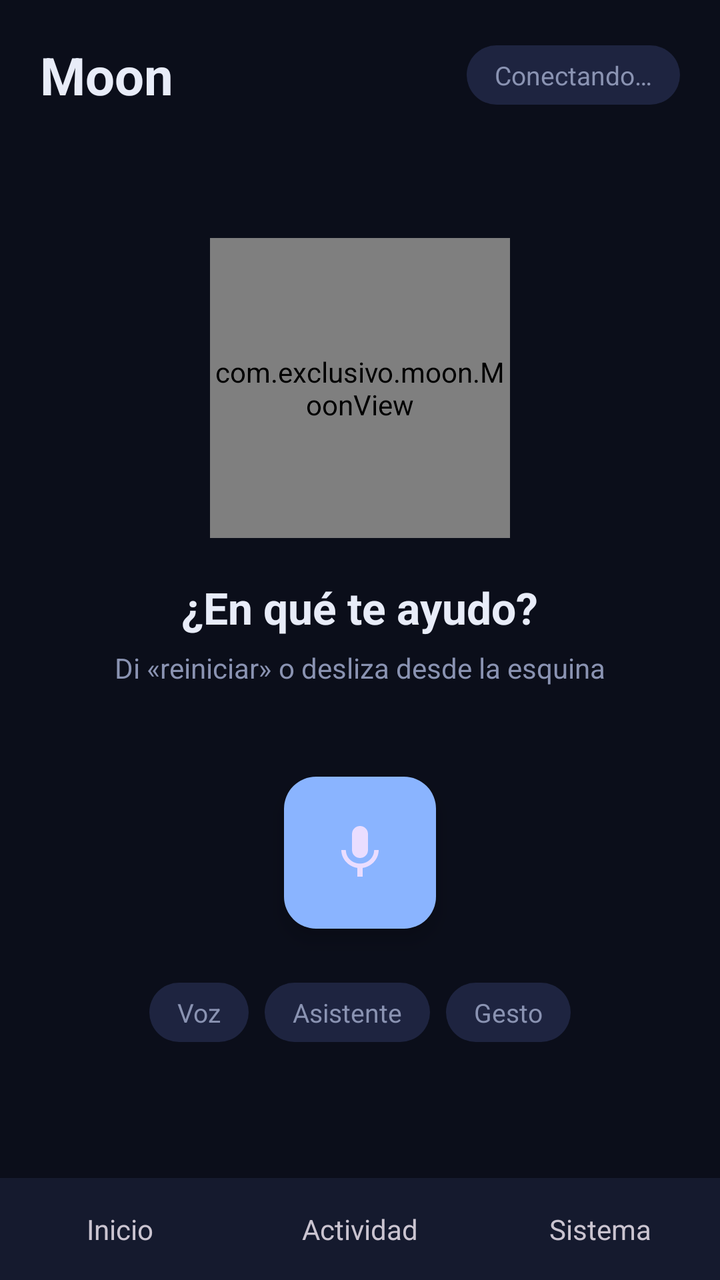
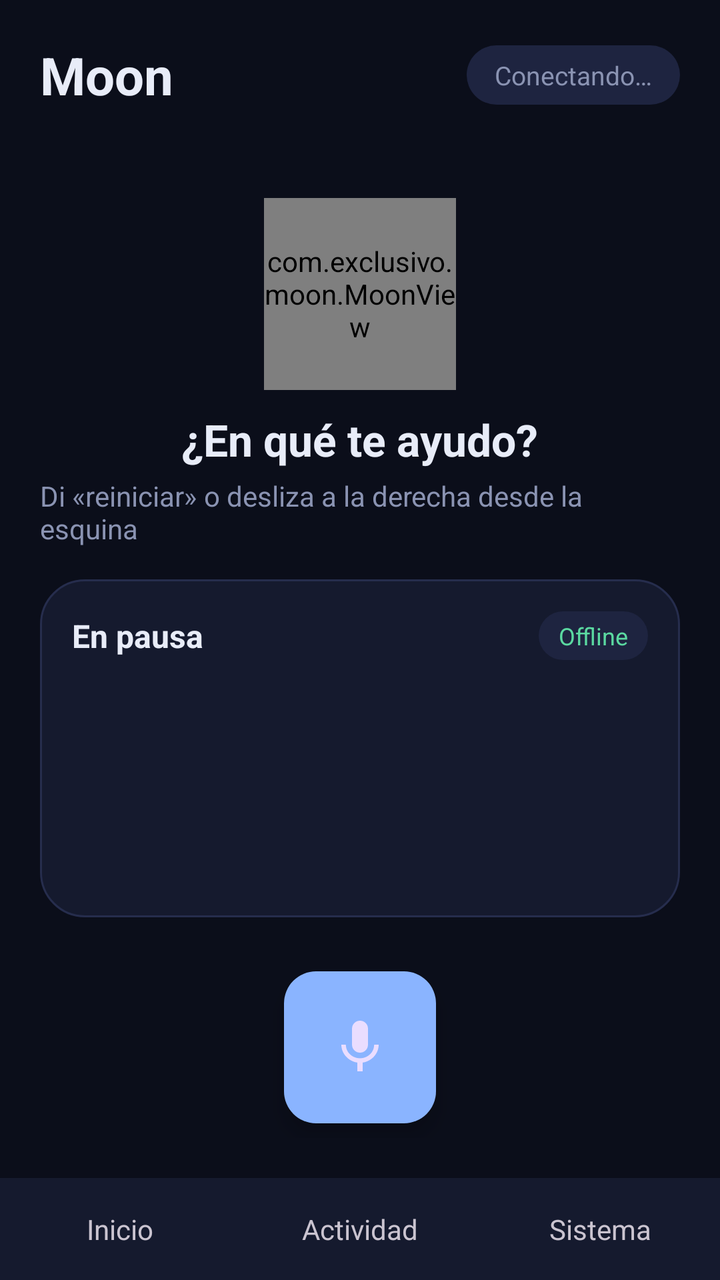

Two renders of the same Android screen: before a commit and after it. Below are the layout's source before the change and the commit's diff.
<!-- AndroidManifest.xml: application theme Theme.Moon -->
<!-- res/layout/activity_main.xml -->
<?xml version="1.0" encoding="utf-8"?>
<LinearLayout xmlns:android="http://schemas.android.com/apk/res/android"
    xmlns:app="http://schemas.android.com/apk/res-auto"
    android:layout_width="match_parent" android:layout_height="match_parent"
    android:background="@color/moon_bg" android:fitsSystemWindows="true" android:orientation="vertical">

    <LinearLayout android:layout_width="match_parent" android:layout_height="wrap_content" android:gravity="center_vertical" android:padding="20dp">
        <TextView android:layout_width="0dp" android:layout_height="wrap_content" android:layout_weight="1" android:text="Moon" android:textColor="@color/moon_text" android:textSize="26sp" android:textStyle="bold" />
        <TextView android:id="@+id/tvEstado" android:layout_width="wrap_content" android:layout_height="wrap_content" android:background="@drawable/chip_bg" android:paddingHorizontal="14dp" android:paddingVertical="6dp" android:text="Conectando…" android:textColor="@color/moon_muted" android:textSize="13sp" />
    </LinearLayout>

    <FrameLayout android:layout_width="match_parent" android:layout_height="0dp" android:layout_weight="1">
        <LinearLayout android:id="@+id/vInicio" android:layout_width="match_parent" android:layout_height="match_parent" android:gravity="center_horizontal" android:orientation="vertical" android:padding="20dp">
            <com.exclusivo.moon.MoonView android:layout_width="150dp" android:layout_height="150dp" android:layout_marginTop="24dp" />
            <TextView android:layout_width="wrap_content" android:layout_height="wrap_content" android:layout_marginTop="20dp" android:text="¿En qué te ayudo?" android:textColor="@color/moon_text" android:textSize="22sp" android:textStyle="bold" />
            <TextView android:layout_width="wrap_content" android:layout_height="wrap_content" android:layout_marginTop="6dp" android:text="Di «reiniciar» o desliza desde la esquina" android:textColor="@color/moon_muted" android:textSize="14sp" />
            <FrameLayout android:layout_width="match_parent" android:layout_height="130dp" android:layout_marginTop="18dp">
                <View android:id="@+id/pulso" android:layout_width="84dp" android:layout_height="84dp" android:layout_gravity="center" android:alpha="0" android:background="@drawable/pulse_bg" />
                <com.google.android.material.floatingactionbutton.FloatingActionButton android:id="@+id/fab" android:layout_width="wrap_content" android:layout_height="wrap_content" android:layout_gravity="center" android:src="@drawable/ic_mic" app:backgroundTint="@color/moon_accent" app:fabCustomSize="76dp" app:maxImageSize="32dp" />
            </FrameLayout>
            <LinearLayout android:layout_width="wrap_content" android:layout_height="wrap_content" android:orientation="horizontal">
                <TextView android:id="@+id/chipVoz" android:layout_width="wrap_content" android:layout_height="wrap_content" android:background="@drawable/chip_bg" android:paddingHorizontal="14dp" android:paddingVertical="6dp" android:text="Voz" android:textColor="@color/moon_muted" android:textSize="13sp" />
                <TextView android:id="@+id/chipAsis" android:layout_width="wrap_content" android:layout_height="wrap_content" android:layout_marginStart="8dp" android:background="@drawable/chip_bg" android:paddingHorizontal="14dp" android:paddingVertical="6dp" android:text="Asistente" android:textColor="@color/moon_muted" android:textSize="13sp" />
                <TextView android:id="@+id/chipGesto" android:layout_width="wrap_content" android:layout_height="wrap_content" android:layout_marginStart="8dp" android:background="@drawable/chip_bg" android:paddingHorizontal="14dp" android:paddingVertical="6dp" android:text="Gesto" android:textColor="@color/moon_muted" android:textSize="13sp" />
            </LinearLayout>
        </LinearLayout>

        <ScrollView android:layout_width="match_parent" android:layout_height="match_parent">
            <LinearLayout android:id="@+id/vActividad" android:layout_width="match_parent" android:layout_height="wrap_content" android:orientation="vertical" android:padding="20dp" android:visibility="gone">
                <TextView android:id="@+id/btnLimpiar" android:layout_width="wrap_content" android:layout_height="wrap_content" android:layout_gravity="end" android:padding="4dp" android:text="Limpiar" android:textColor="@color/moon_accent" android:textSize="13sp" />
                <LinearLayout android:id="@+id/contAct" android:layout_width="match_parent" android:layout_height="wrap_content" android:layout_marginTop="8dp" android:orientation="vertical" />
            </LinearLayout>
        </ScrollView>
        <ScrollView android:id="@+id/vSistema" android:layout_width="match_parent" android:layout_height="match_parent" android:visibility="gone">
            <LinearLayout android:id="@+id/contSis" android:layout_width="match_parent" android:layout_height="wrap_content" android:orientation="vertical" android:padding="20dp" />
        </ScrollView>
    </FrameLayout>

    <LinearLayout android:layout_width="match_parent" android:layout_height="wrap_content" android:background="@color/moon_card">
        <TextView android:id="@+id/tab0" android:layout_width="0dp" android:layout_height="wrap_content" android:layout_weight="1" android:gravity="center" android:paddingVertical="16dp" android:text="Inicio" android:textSize="14sp" />
        <TextView android:id="@+id/tab1" android:layout_width="0dp" android:layout_height="wrap_content" android:layout_weight="1" android:gravity="center" android:paddingVertical="16dp" android:text="Actividad" android:textSize="14sp" />
        <TextView android:id="@+id/tab2" android:layout_width="0dp" android:layout_height="wrap_content" android:layout_weight="1" android:gravity="center" android:paddingVertical="16dp" android:text="Sistema" android:textSize="14sp" />
    </LinearLayout>
</LinearLayout>
<!-- resources referenced by this layout -->
<resources>
  <color name="moon_accent">#8AB4FF</color>
  <color name="moon_bg">#0B0E1A</color>
  <color name="moon_card">#151A2E</color>
  <color name="moon_muted">#8A93B2</color>
  <color name="moon_text">#E8ECF8</color>
  <!-- drawable chip_bg (drawable) -->
  <?xml version="1.0" encoding="utf-8"?>
  <shape xmlns:android="http://schemas.android.com/apk/res/android" android:shape="rectangle">
      <solid android:color="@color/moon_chip" />
      <corners android:radius="20dp" />
  </shape>
  <!-- drawable ic_mic (drawable) -->
  <vector xmlns:android="http://schemas.android.com/apk/res/android"
      android:width="24dp" android:height="24dp" android:viewportWidth="24" android:viewportHeight="24">
      <path android:fillColor="#0B0E1A"
          android:pathData="M12,14c1.66,0 3,-1.34 3,-3V5c0,-1.66 -1.34,-3 -3,-3S9,3.34 9,5v6c0,1.66 1.34,3 3,3z M17.3,11c0,3 -2.54,5.1 -5.3,5.1S6.7,14 6.7,11H5c0,3.41 2.72,6.23 6,6.72V21h2v-3.28c3.28,-0.48 6,-3.3 6,-6.72h-1.7z" />
  </vector>
  <!-- drawable pulse_bg (drawable) -->
  <?xml version="1.0" encoding="utf-8"?>
  <shape xmlns:android="http://schemas.android.com/apk/res/android" android:shape="oval">
      <solid android:color="@color/moon_accent" />
  </shape>
  <style name="Theme.Moon" parent="Theme.Material3.Dark.NoActionBar">
          <item name="colorPrimary">@color/moon_accent</item>
          <item name="android:windowBackground">@color/moon_bg</item>
          <item name="android:statusBarColor">@color/moon_bg</item>
          <item name="android:navigationBarColor">@color/moon_bg</item>
      </style>
  <color name="moon_chip">#1E2440</color>
</resources>

<!-- the commit's change to res/layout/activity_main.xml (unified diff, before → after) -->
@@ -11,10 +11,18 @@
 
     <FrameLayout android:layout_width="match_parent" android:layout_height="0dp" android:layout_weight="1">
         <LinearLayout android:id="@+id/vInicio" android:layout_width="match_parent" android:layout_height="match_parent" android:gravity="center_horizontal" android:orientation="vertical" android:padding="20dp">
-            <com.exclusivo.moon.MoonView android:layout_width="150dp" android:layout_height="150dp" android:layout_marginTop="24dp" />
-            <TextView android:layout_width="wrap_content" android:layout_height="wrap_content" android:layout_marginTop="20dp" android:text="¿En qué te ayudo?" android:textColor="@color/moon_text" android:textSize="22sp" android:textStyle="bold" />
-            <TextView android:layout_width="wrap_content" android:layout_height="wrap_content" android:layout_marginTop="6dp" android:text="Di «reiniciar» o desliza desde la esquina" android:textColor="@color/moon_muted" android:textSize="14sp" />
-            <FrameLayout android:layout_width="match_parent" android:layout_height="130dp" android:layout_marginTop="18dp">
+            <com.exclusivo.moon.MoonView android:layout_width="96dp" android:layout_height="96dp" android:layout_marginTop="4dp" />
+            <TextView android:layout_width="wrap_content" android:layout_height="wrap_content" android:layout_marginTop="10dp" android:text="¿En qué te ayudo?" android:textColor="@color/moon_text" android:textSize="22sp" android:textStyle="bold" />
+            <TextView android:layout_width="wrap_content" android:layout_height="wrap_content" android:layout_marginTop="4dp" android:text="Di «reiniciar» o desliza a la derecha desde la esquina" android:textColor="@color/moon_muted" android:textSize="14sp" />
+            <LinearLayout android:layout_width="match_parent" android:layout_height="wrap_content" android:layout_marginTop="16dp" android:background="@drawable/sheet_bg" android:orientation="vertical" android:padding="16dp">
+                <LinearLayout android:layout_width="match_parent" android:layout_height="wrap_content" android:gravity="center_vertical">
+                    <TextView android:id="@+id/tvTituloIn" android:layout_width="0dp" android:layout_height="wrap_content" android:layout_weight="1" android:text="En pausa" android:textColor="@color/moon_text" android:textSize="16sp" android:textStyle="bold" />
+                    <TextView android:layout_width="wrap_content" android:layout_height="wrap_content" android:background="@drawable/chip_bg" android:paddingHorizontal="10dp" android:paddingVertical="4dp" android:text="Offline" android:textColor="@color/moon_ok" android:textSize="12sp" />
+                </LinearLayout>
+                <TextView android:id="@+id/tvTextoIn" android:layout_width="match_parent" android:layout_height="wrap_content" android:layout_marginTop="12dp" android:minLines="2" android:textColor="@color/moon_text" android:textSize="20sp" />
+                <com.exclusivo.moon.WaveView android:id="@+id/waveIn" android:layout_width="match_parent" android:layout_height="44dp" android:layout_marginTop="6dp" android:visibility="invisible" />
+            </LinearLayout>
+            <FrameLayout android:layout_width="match_parent" android:layout_height="110dp" android:layout_marginTop="10dp">
                 <View android:id="@+id/pulso" android:layout_width="84dp" android:layout_height="84dp" android:layout_gravity="center" android:alpha="0" android:background="@drawable/pulse_bg" />
                 <com.google.android.material.floatingactionbutton.FloatingActionButton android:id="@+id/fab" android:layout_width="wrap_content" android:layout_height="wrap_content" android:layout_gravity="center" android:src="@drawable/ic_mic" app:backgroundTint="@color/moon_accent" app:fabCustomSize="76dp" app:maxImageSize="32dp" />
             </FrameLayout>
<!-- resource entries referenced after the edit -->
@@ -4,6 +4,7 @@
   <color name="moon_bg">#0B0E1A</color>
   <color name="moon_card">#151A2E</color>
   <color name="moon_muted">#8A93B2</color>
+  <color name="moon_ok">#5BD9A1</color>
   <color name="moon_text">#E8ECF8</color>
   <!-- drawable chip_bg (drawable) -->
   <?xml version="1.0" encoding="utf-8"?>
@@ -22,6 +23,11 @@
   <shape xmlns:android="http://schemas.android.com/apk/res/android" android:shape="oval">
       <solid android:color="@color/moon_accent" />
   </shape>
+  <!-- drawable sheet_bg (drawable) -->
+  <?xml version="1.0" encoding="utf-8"?>
+  <shape xmlns:android="http://schemas.android.com/apk/res/android">
+      <solid android:color="#151A2E" /><corners android:radius="22dp" /><stroke android:width="1dp" android:color="#262D4D" />
+  </shape>
   <style name="Theme.Moon" parent="Theme.Material3.Dark.NoActionBar">
           <item name="colorPrimary">@color/moon_accent</item>
           <item name="android:windowBackground">@color/moon_bg</item>
